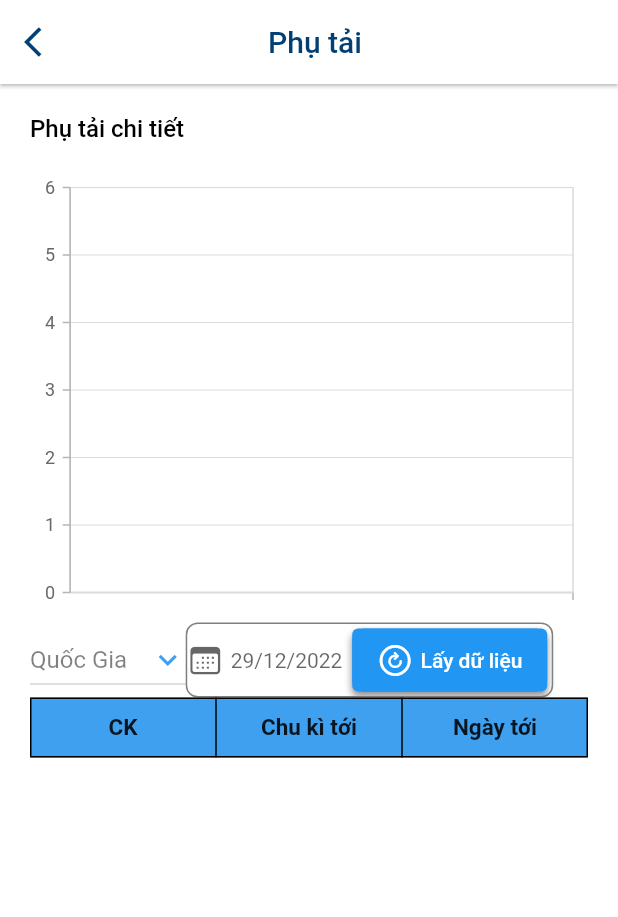
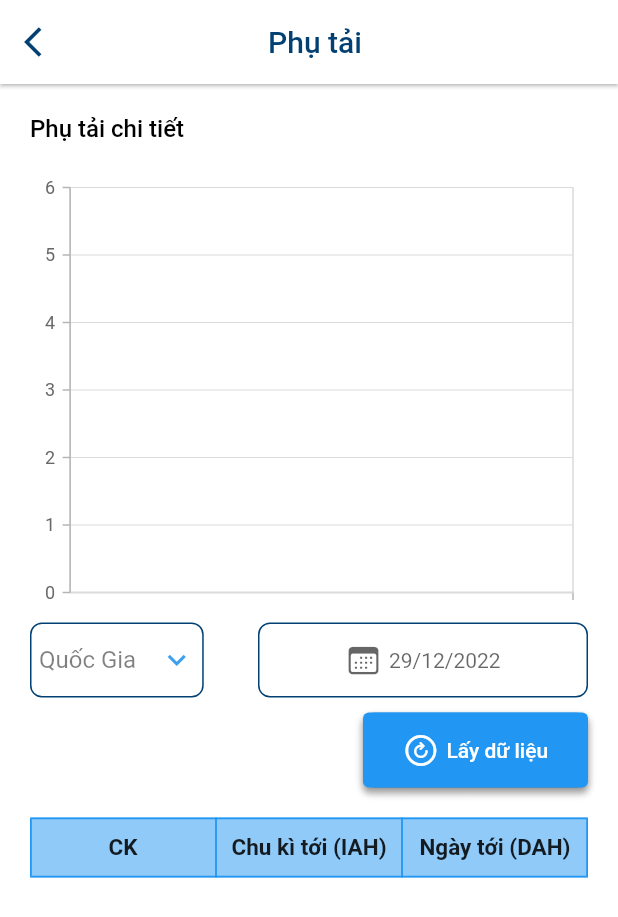
Before and after one commit to Kenn211/ChartFlutterElectric, a Flutter app: the TonnagePage screen opened by its route, on a phone screen of 412 x 824 dp. Shown: the top 917 px of the screen. Run offline on Flutter 3.47's test engine with Material 2 defaults, Android fonts, the phone set to English and light mode, and no system bars; our stand-ins replace flutter_screenutil, get, shared_preferences, syncfusion_flutter_charts; accounts and stored records are empty; network calls fail.

Commit message:
update code

```diff
--- a/lib/controllers/base_controller.dart
+++ b/lib/controllers/base_controller.dart
@@ -2,12 +2,30 @@ import 'package:flutter/material.dart';
 import 'package:get/get.dart';
 import 'package:shared_preferences/shared_preferences.dart';
 import 'package:test_chart/shared/helpers/function_helper.dart';
+import 'package:test_chart/shared/widgets/custom_snackbar.dart';
 
 import '/services/storage/storage_service.dart';
 import '/shared/app_shared.dart';
 
 abstract class BaseController extends GetxController {
   var dateSelectSnackbar = '';
+
+  TableRow buildRow(List<String> cells, {bool isHeader = false}) {
+    final style = TextStyle(
+      fontWeight: isHeader ? FontWeight.bold : FontWeight.normal,
+      fontSize: 15,
+    );
+
+    return TableRow(
+        children: cells
+            .map((cell) => Container(
+                  color: isHeader ? Colors.blue.shade200 : Colors.white,
+                  alignment: Alignment.center,
+                  height: 40,
+                  child: Text(cell, style: style),
+                ))
+            .toList());
+  }
   // final _flagVN = GlobalKey<ScaffoldState>();
   // GlobalKey<ScaffoldState> get flagVN => _flagVN;
 
@@ -210,6 +228,11 @@ abstract class BaseController extends GetxController {
     return hasLogedIn;
   }
 
+  // features developing
+  void developing() {
+    CustomSnackbar.snackBar('error', 'Tính năng đang phát triển');
+  }
+
   @override
   void onInit() async {
     if (await hasLoggedIn()) {
--- a/lib/controllers/drawer/tonnage_controller.dart
+++ b/lib/controllers/drawer/tonnage_controller.dart
@@ -1,9 +1,6 @@
-import 'package:flutter/cupertino.dart';
-import 'package:flutter/material.dart';
 import 'package:get/get.dart';
 import 'package:http/http.dart' as http;
 import 'package:test_chart/controllers/base_controller.dart';
-import 'package:test_chart/core.dart';
 import 'package:test_chart/models/drawer/tonnage/chart_dart_tonnage.dart';
 import 'package:test_chart/models/drawer/tonnage/tonnage_model.dart';
 import 'package:test_chart/shared/widgets/custom_snackbar.dart';
@@ -25,23 +22,6 @@ class TonnageController extends BaseController {
     "Quốc Gia",
   ];
 
-  TableRow buildRow(List<String> cells, {bool isHeader = false}) {
-    final style = TextStyle(
-      fontWeight: isHeader ? FontWeight.bold : FontWeight.normal,
-      fontSize: 15,
-    );
-
-    return TableRow(
-        children: cells
-            .map((cell) => Container(
-                  color: isHeader ? AppColors.primaryColor : Colors.white,
-                  alignment: Alignment.center,
-                  height: 40,
-                  child: Text(cell, style: style),
-                ))
-            .toList());
-  }
-
   @override
   void onInit() {
     super.onInit();
@@ -62,30 +42,40 @@ class TonnageController extends BaseController {
       }
 
       _dataChartCk.value = [];
+      _dataChartDay.value = [];
+
       await http
           .get(Uri.parse(
-              'http://appapi.quanlycongviec-nldc.vn/api/API_GIABIEN_IAH/GetAllPHUTAI_IAHByDay?NGAY=${dateSelected}&ID_NODE=${indexDropdownValue.toInt()}'))
+              'http://appapi.quanlycongviec-nldc.vn/api/API_GIABIEN_IAH/GetAllPHUTAI_IAHByDay?NGAY=${dateSelected.toString()}&ID_NODE=${indexDropdownValue.toInt()}'))
           .then((value) {
         List<TonnageModel> _tonnageModel = tonnageModelFromJson(value.body);
         if (_tonnageModel.isEmpty) {
-          CustomSnackbar.snackBar(
-              'error', 'Không có dữ liệu giá biên ngày ${dateSelectSnackbar}');
+          hideLoading();
+          CustomSnackbar.snackBar('error',
+              'Không có dữ liệu phụ tải ${dropdownvalue.toString()} ngày này');
         } else {
           _tonnageModel.forEach((e) {
             _dataChartCk.add(ChartDataTonnage(x: e.chuky, y2: e.giatri));
           });
+          http
+              .get(Uri.parse(
+                  'http://appapi.quanlycongviec-nldc.vn/api/API_GIABIEN_IAH/GetAllPHUTAI_DAHByDay?NGAY=${dateSelectedNextDay.toString()}&ID_NODE=${indexDropdownValue.toInt()}'))
+              .then((value) {
+            List<TonnageModel> _tonnageModel1 =
+                tonnageModelFromJson(value.body);
+            if (_tonnageModel1.isEmpty) {
+              print('empty');
+            } else {
+              _tonnageModel1.forEach((e) {
+                _dataChartDay.add(ChartDataTonnage(x: e.chuky, y1: e.giatri));
+              });
+              hideLoading();
+              CustomSnackbar.showSuccessToast(
+                  'Thành công', 'Dữ liệu phụ tải ${dropdownvalue.toString()}');
+            }
+            update();
+          });
         }
-      });
-
-      _dataChartDay.value = [];
-      await http
-          .get(Uri.parse(
-              'http://appapi.quanlycongviec-nldc.vn/api/API_GIABIEN_IAH/GetAllPHUTAI_DAHByDay?NGAY=${dateSelectedNextDay}&ID_NODE=${indexDropdownValue.toInt()}'))
-          .then((value) {
-        List<TonnageModel> _tonnageModel1 = tonnageModelFromJson(value.body);
-        _tonnageModel1.forEach((e) {
-          _dataChartDay.add(ChartDataTonnage(x: e.chuky, y1: e.giatri));
-        });
       });
     } catch (e) {
       print(e);
--- a/lib/shared/widgets/select_date.dart
+++ b/lib/shared/widgets/select_date.dart
@@ -4,11 +4,13 @@ import 'package:get/get.dart';
 import 'package:test_chart/controllers/drawer/marginal_price_controller.dart';
 import 'package:intl/intl.dart';
 import 'package:test_chart/controllers/drawer/tonnage_controller.dart';
+import 'package:test_chart/core.dart';
 
 class SelectDate extends StatefulWidget {
-  const SelectDate({super.key, this.restorationId});
+  const SelectDate({super.key, this.restorationId, this.isStack = false});
 
   final String? restorationId;
+  final bool? isStack;
 
   @override
   State<SelectDate> createState() => _SelectDateState();
@@ -84,15 +86,15 @@ class _SelectDateState extends State<SelectDate> with RestorationMixin {
           _restorableDatePickerRouteFuture.present();
         },
         child: Container(
-          width: 245,
           height: 50,
           alignment: Alignment.center,
           decoration: BoxDecoration(
               borderRadius: const BorderRadius.all(Radius.circular(8)),
-              border:
-                  Border.all(width: 1, color: Colors.black.withOpacity(0.5))),
+              border: Border.all(width: 1, color: AppColors.secondColor)),
           child: Row(
-            mainAxisAlignment: MainAxisAlignment.start,
+            mainAxisAlignment: widget.isStack == false
+                ? MainAxisAlignment.center
+                : MainAxisAlignment.start,
             children: [
               Icon(
                 CupertinoIcons.calendar,
--- a/lib/views/authorized/screens/tonnage_screen.dart
+++ b/lib/views/authorized/screens/tonnage_screen.dart
@@ -40,33 +40,28 @@ class TonnagePage extends GetView<TonnageController> {
               const SizedBox(height: 20),
               const ChartTonnage(),
               Row(
+                mainAxisAlignment: MainAxisAlignment.spaceBetween,
                 children: [
-                  _DropDownSelect(),
-                  Stack(
-                    children: [
-                      SelectDate(),
-                      Positioned(
-                        right: 4,
-                        bottom: 4,
-                        top: 4,
-                        child: Container(
-                          width: 130,
-                          height: 40,
+                  const _DropDownSelect(),
+                  Container(
+                    width: 220,
+                    child: const SelectDate(),
+                  ),
+                ],
+              ),
+              const SizedBox(height: 10),
+              Container(
+                width: 150,
+                height: 50,
                 alignment: Alignment.centerLeft,
                 child: Button(
                     text: 'Lấy dữ liệu',
                     onTap: () {
                       controller.fetchTonnage();
-                                print(controller.dateSelected);
-                                print(controller.dateSelectedNextDay);
                     }),
               ),
-                      )
-                    ],
-                  ),
-                ],
-              ),
-              _TableTonnage()
+              const SizedBox(height: 20),
+              const _TableTonnage()
             ],
           ),
         ),
@@ -89,15 +84,15 @@ class _ChartTonnageState extends State<ChartTonnage> {
   void initState() {
     _trackball = TrackballBehavior(
         enable: true,
-        lineWidth: 5,
+        lineWidth: 3,
         tooltipDisplayMode: TrackballDisplayMode.groupAllPoints,
         lineColor: AppColors.secondColor,
-        activationMode: ActivationMode.longPress,
+        activationMode: ActivationMode.singleTap,
         markerSettings: const TrackballMarkerSettings(
             markerVisibility: TrackballVisibilityMode.visible),
         tooltipSettings: InteractiveTooltip(
             canShowMarker: false,
-            format: 'series.name: point.y đồng/kWh',
+            format: 'series.name: point.y MW',
             color: const Color.fromARGB(255, 181, 180, 180),
             textStyle: TextStyle(color: AppColors.secondColor)));
     super.initState();
@@ -115,14 +110,12 @@ class _ChartTonnageState extends State<ChartTonnage> {
             trackballBehavior: _trackball,
             series: <ChartSeries<ChartDataTonnage, int>>[
               StackedAreaSeries<ChartDataTonnage, int>(
-                  markerSettings: const MarkerSettings(isVisible: false),
                   dataSource: controller.dataChartCk,
                   name: 'Chu kỳ tới',
                   xValueMapper: (ChartDataTonnage data, _) => data.x,
                   yValueMapper: (ChartDataTonnage data, _) => data.y2,
                   color: Colors.blue),
               StackedAreaSeries<ChartDataTonnage, int>(
-                  markerSettings: const MarkerSettings(isVisible: false),
                   dataSource: controller.dataChartDay,
                   name: 'Ngày tới',
                   xValueMapper: (ChartDataTonnage data, _) => data.x,
@@ -145,18 +138,20 @@ class __DropDownSelectState extends State<_DropDownSelect> {
   final controller = Get.put(TonnageController());
   @override
   Widget build(BuildContext context) {
-    return DropdownButton(
+    return Container(
+      height: 50,
+      padding: const EdgeInsets.symmetric(horizontal: 5),
+      decoration: BoxDecoration(
+          borderRadius: const BorderRadius.all(Radius.circular(8)),
+          border: Border.all(width: 1, color: AppColors.secondColor)),
+      child: DropdownButton(
+          underline: const SizedBox(width: 0),
           value: controller.dropdownvalue,
           focusColor: Colors.transparent,
           // Down Arrow Icon
-        icon: Container(
-          alignment: Alignment.centerRight,
-          child: Icon(
-            Icons.keyboard_arrow_down,
-            color: AppColors.primaryColor,
-          ),
-        ),
-
+          icon: Icon(Icons.keyboard_arrow_down, color: AppColors.primaryColor),
+          borderRadius: const BorderRadius.all(Radius.circular(8)),
+          dropdownColor: Colors.blue.shade200,
           // Array list of items
           items: controller.ragion.map((String items) {
             return DropdownMenuItem(
@@ -171,7 +166,8 @@ class __DropDownSelectState extends State<_DropDownSelect> {
             setState(() {
               controller.dropdownvalue = newValue!;
             });
-        });
+          }),
+    );
   }
 }
 
@@ -184,30 +180,17 @@ class _TableTonnage extends StatelessWidget {
         init: TonnageController(),
         builder: (controller) {
           return Table(
-              border: TableBorder.all(width: 1.0, color: Colors.black),
+              border: TableBorder.all(width: 1.2, color: Colors.blue.shade500),
               children: [
-                controller
-                    .buildRow(['CK', 'Chu kì tới', 'Ngày tới'], isHeader: true),
+                controller.buildRow(
+                    ['CK', 'Chu kì tới (IAH)', 'Ngày tới (DAH)'],
+                    isHeader: true),
                 for (var e = 0; e < controller.dataChartDay.length; e++)
-                  TableRow(
-                    children: [
-                      Container(
-                        height: 30,
-                        alignment: Alignment.center,
-                        child: Text(controller.dataChartDay[e].x.toString()),
-                      ),
-                      Container(
-                        height: 30,
-                        alignment: Alignment.center,
-                        child: Text(controller.dataChartCk[e].y2.toString()),
-                      ),
-                      Container(
-                        height: 30,
-                        alignment: Alignment.center,
-                        child: Text(controller.dataChartDay[e].y1.toString()),
-                      ),
-                    ],
-                  ),
+                  controller.buildRow([
+                    '${controller.dataChartDay[e].x}',
+                    '${controller.dataChartCk[e].y2}',
+                    '${controller.dataChartDay[e].y1}'
+                  ]),
               ]);
         });
   }
```
Also changed, not shown: lib/controllers/drawer/marginal_price_controller.dart (+30 -43 lines), lib/views/authorized/pages/home_page.dart (+3 -9 lines), lib/views/authorized/screens/marginal_price_screen.dart (+13 -37 lines). Lines whose indentation alone changed are shown as unchanged.
